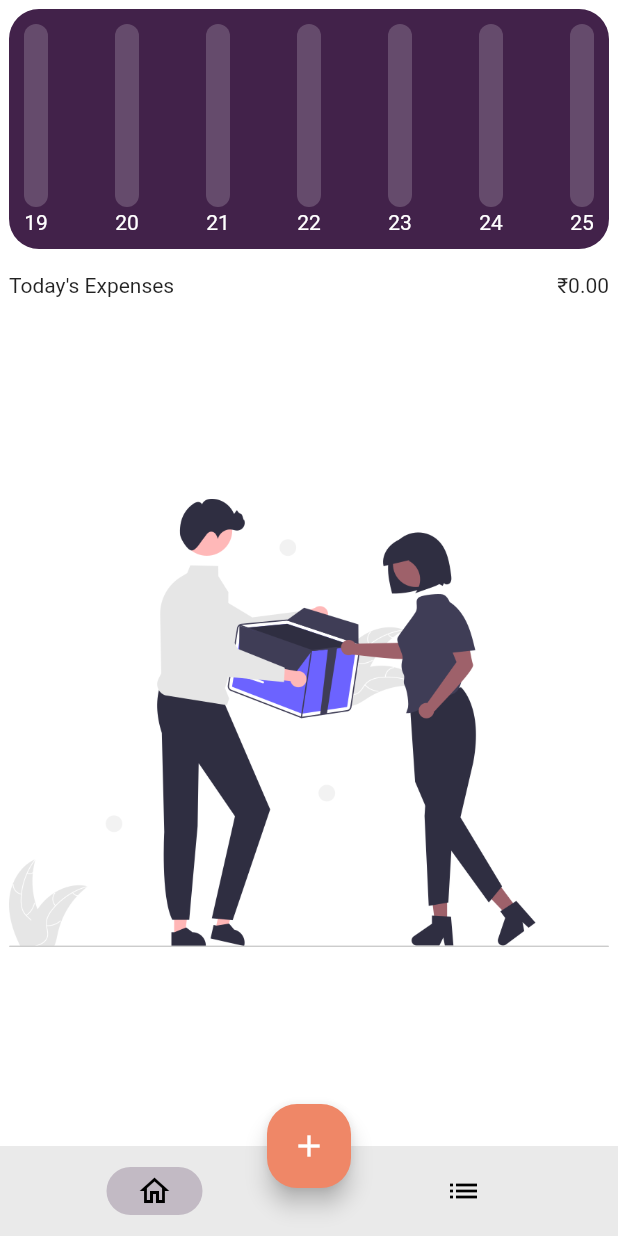
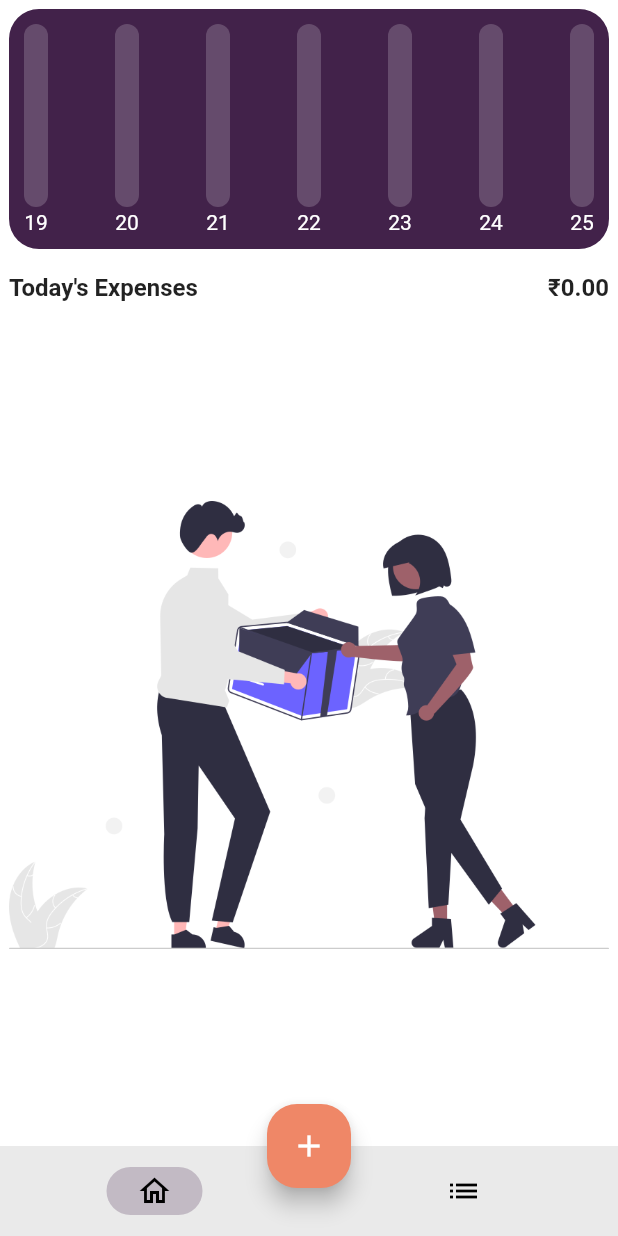
Before and after one commit to itsjatinnagar/xpense, a Flutter app: the screen it shows after launch, on a phone screen of 412 x 824 dp. Run offline on Flutter 3.47's test engine with Material 2 defaults, Android fonts, the phone set to English and light mode, and no system bars; our stand-ins replace shared_preferences, sqflite; accounts and stored records are empty.

Commit message:
changed FontStyle

```diff
--- a/lib/widgets/header.dart
+++ b/lib/widgets/header.dart
@@ -11,8 +11,14 @@ class Header extends StatelessWidget {
     return Row(
       mainAxisAlignment: MainAxisAlignment.spaceBetween,
       children: [
-        Text(leftLabel),
-        Text(rightLabel),
+        Text(
+          leftLabel,
+          style: TextStyle(fontSize: 16, fontWeight: FontWeight.bold),
+        ),
+        Text(
+          rightLabel,
+          style: TextStyle(fontSize: 16, fontWeight: FontWeight.bold),
+        ),
       ],
     );
   }
```
